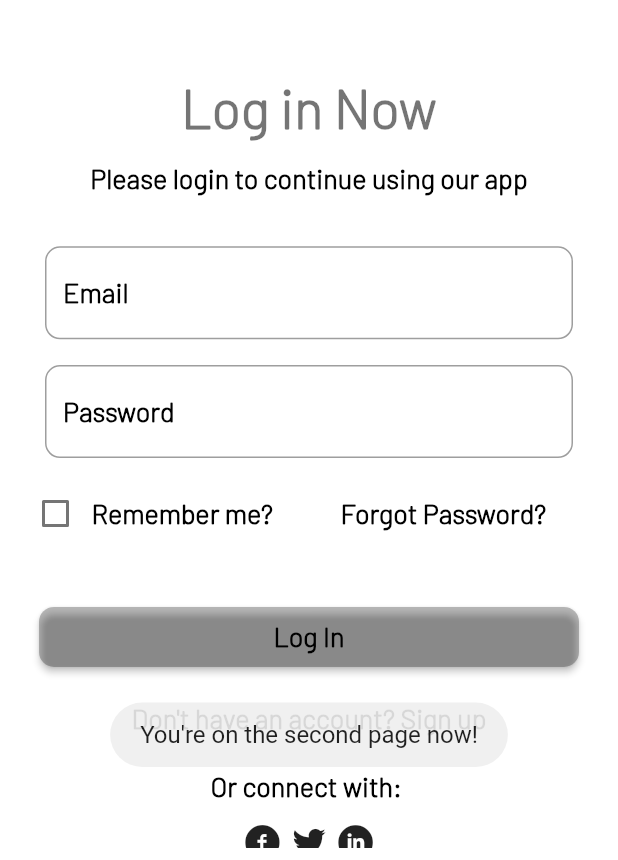
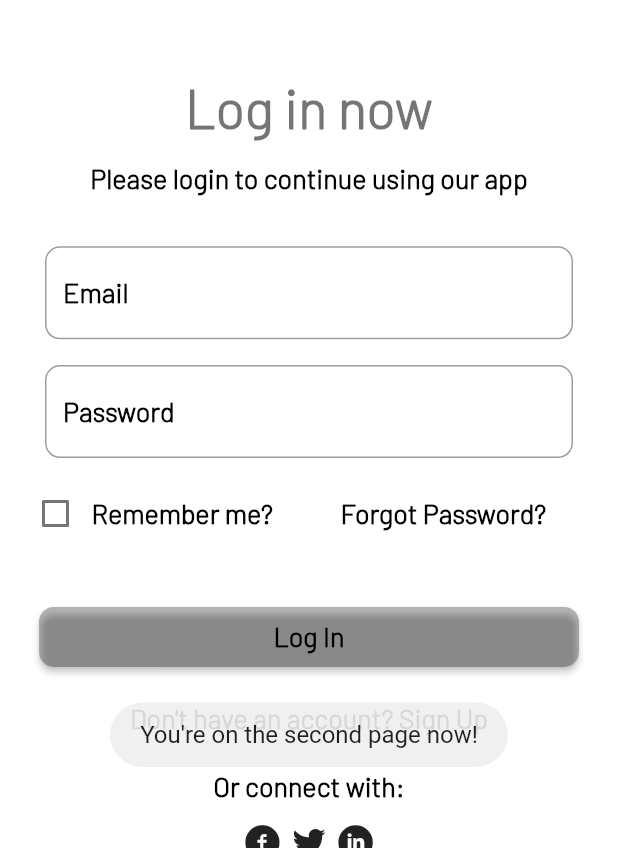
Before and after one commit to S4j33l/Flutter-Practice-1, a Flutter app: the screen it shows after launch, after a tap on "Get Started", on a phone screen of 412 x 824 dp. Shown: the part 373-1233 px from the top of the screen. Run offline on Flutter 3.47's test engine with Material 2 defaults, Android fonts, the phone set to English and light mode, and no system bars; our stand-ins replace fluttertoast, image_picker, progress_indicators.

Commit message:
fuck constants

```diff
--- a/lib/constants/constants.dart
+++ /dev/null
@@ -1,22 +0,0 @@
-class Constants {
-  static const String firstPageText1 = "Welcome To";
-  static const String firstPageText2 =
-      "Create an account and access thousands of cool stuffs";
-  static const String firstPageText3 = "Get Started";
-  static const String firstPageText4 = "Do you have an account? ";
-  static const String firstPageText5 = "Log in";
-  static const String secondPageText1 = "Log in Now";
-  static const String secondPageText2 =
-      "Please login to continue using our app ";
-  static const String secondPageText3 = "Forgot Password?";
-  static const String secondPageText4 = "Log In";
-  static const String secondPageText5 = "Don't have an account? ";
-  static const String secondPageText6 = "Already have an account? ";
-  static const String secondPageText7 = "Sign up";
-  static const String secondPageText8 = "Or connect with: ";
-  static const String thirdPageText1 = "Sign up now";
-  static const String thirdPageText2 =
-      "Please fill the details and create account";
-  static const String thirdPageText3 = "Sign Up";
-  static const String thirdPageText4 = "Log in";
-}
--- a/lib/routes/first_page.dart
+++ b/lib/routes/first_page.dart
@@ -1,6 +1,5 @@
 import 'package:flutter/material.dart';
 import 'package:fluttertoast/fluttertoast.dart';
-import 'package:internship_application_1/constants/constants.dart';
 
 class FirstPage extends StatelessWidget {
   const FirstPage({
@@ -26,7 +25,7 @@ class FirstPage extends StatelessWidget {
               SizedBox(height: screenHeight / 24),
               Center(
                 child: Text(
-                  Constants.firstPageText1,
+                  "Welcome To",
                   style: Theme.of(context).textTheme.titleLarge,
                 ),
               ),
@@ -34,7 +33,7 @@ class FirstPage extends StatelessWidget {
               Padding(
                 padding: const EdgeInsets.symmetric(horizontal: 65.0),
                 child: Text(
-                  Constants.firstPageText2,
+                  "Create an account and access thousands of cool stuff",
                   textAlign: TextAlign.center,
                   style: Theme.of(context).textTheme.displayMedium,
                 ),
@@ -59,7 +58,7 @@ class FirstPage extends StatelessWidget {
                     );
                   },
                   child: Text(
-                    Constants.firstPageText3,
+                    "Get Started",
                     style: Theme.of(context).textTheme.displayMedium,
                   ),
                 ),
@@ -68,13 +67,13 @@ class FirstPage extends StatelessWidget {
               Row(
                 mainAxisAlignment: MainAxisAlignment.center,
                 children: <Widget>[
-                  Text(Constants.firstPageText4,
+                  Text("Do you have an account? ",
                       style: Theme.of(context).textTheme.displayMedium),
                   GestureDetector(
                     onTap: () {
                       Navigator.of(context).pushNamed("/second");
                     },
-                    child: Text(Constants.firstPageText5,
+                    child: Text("Log in",
                         style: Theme.of(context).textTheme.displayMedium),
                   ),
                 ],
--- a/lib/routes/second_page.dart
+++ b/lib/routes/second_page.dart
@@ -1,6 +1,5 @@
 import 'package:flutter/material.dart';
 import 'package:fluttertoast/fluttertoast.dart';
-import 'package:internship_application_1/constants/constants.dart';
 import 'package:internship_application_1/customicons/custom_icons.dart';
 import 'package:internship_application_1/helpers/input_validator.dart';
 
@@ -40,11 +39,11 @@ class _SecondPageState extends State<SecondPage> {
               ),
               SizedBox(height: screenHeight / 16),
               Center(
-                child: Text(Constants.secondPageText1,
+                child: Text("Log in now",
                     style: Theme.of(context).textTheme.titleLarge),
               ),
               SizedBox(height: screenHeight / 56),
-              Text(Constants.secondPageText2,
+              Text("Please login to continue using our app ",
                   textAlign: TextAlign.center,
                   style: Theme.of(context).textTheme.displayMedium),
               SizedBox(height: screenHeight / 24),
@@ -102,7 +101,7 @@ class _SecondPageState extends State<SecondPage> {
                   GestureDetector(
                     onTap: () => showForgotPasswordDialog(context),
                     child: Text(
-                      Constants.secondPageText3,
+                      "Forgot Password?",
                       style: Theme.of(context).textTheme.displayMedium,
                     ),
                   ),
@@ -132,7 +131,7 @@ class _SecondPageState extends State<SecondPage> {
                       Fluttertoast.showToast(msg: "Successfully logged in!");
                     }
                   },
-                  child: Text(Constants.secondPageText4,
+                  child: Text("Log In",
                       style: Theme.of(context).textTheme.displayMedium),
                 ),
               ),
@@ -141,21 +140,21 @@ class _SecondPageState extends State<SecondPage> {
                 mainAxisAlignment: MainAxisAlignment.center,
                 children: <Widget>[
                   Text(
-                    Constants.secondPageText5,
+                    "Don't have an account? ",
                     style: Theme.of(context).textTheme.displayMedium,
                   ),
                   GestureDetector(
                     onTap: () {
                       Navigator.of(context).pushNamed("/third");
                     },
-                    child: Text(Constants.secondPageText7,
+                    child: Text("Sign Up",
                         style: Theme.of(context).textTheme.displayMedium),
                   ),
                 ],
               ),
               SizedBox(height: screenHeight / 36),
               Center(
-                child: Text(Constants.secondPageText8,
+                child: Text("Or connect with:",
                     style: Theme.of(context).textTheme.displayMedium),
               ),
               SizedBox(height: screenHeight / 56),
--- a/lib/routes/third_page.dart
+++ b/lib/routes/third_page.dart
@@ -3,7 +3,6 @@ import 'dart:io';
 import 'package:flutter/material.dart';
 import 'package:fluttertoast/fluttertoast.dart';
 import 'package:image_picker/image_picker.dart';
-import 'package:internship_application_1/constants/constants.dart';
 import 'package:internship_application_1/customicons/custom_icons.dart';
 import 'package:internship_application_1/helpers/input_validator.dart';
 import 'package:progress_indicators/progress_indicators.dart';
@@ -59,11 +58,11 @@ class _ThirdPageState extends State<ThirdPage> {
                 ),
               ),
               Center(
-                child: Text(Constants.thirdPageText1,
+                child: Text("Sign up now",
                     style: Theme.of(context).textTheme.titleLarge),
               ),
               SizedBox(height: screenHeight / 48),
-              Text(Constants.thirdPageText2,
+              Text("Please fill the details and create account",
                   textAlign: TextAlign.center,
                   style: Theme.of(context).textTheme.displayMedium),
               SizedBox(height: screenHeight / 48),
@@ -381,7 +380,7 @@ class _ThirdPageState extends State<ThirdPage> {
                       }
                     });
                   },
-                  child: Text(Constants.thirdPageText3,
+                  child: Text("Sign Up",
                       style: Theme.of(context).textTheme.displayMedium),
                 ),
               ),
@@ -389,20 +388,20 @@ class _ThirdPageState extends State<ThirdPage> {
               Row(
                 mainAxisAlignment: MainAxisAlignment.center,
                 children: <Widget>[
-                  Text(Constants.secondPageText6,
+                  Text("Already have an account? ",
                       style: Theme.of(context).textTheme.displayMedium),
                   GestureDetector(
                     onTap: () {
                       Navigator.of(context).pushNamed("/second");
                     },
-                    child: Text(Constants.thirdPageText4,
+                    child: Text("Log In",
                         style: Theme.of(context).textTheme.displayMedium),
                   ),
                 ],
               ),
               SizedBox(height: screenHeight / 36),
               Center(
-                child: Text(Constants.secondPageText8,
+                child: Text("Or connect with:",
                     style: Theme.of(context).textTheme.displayMedium),
               ),
               SizedBox(height: screenHeight / 56),
```
